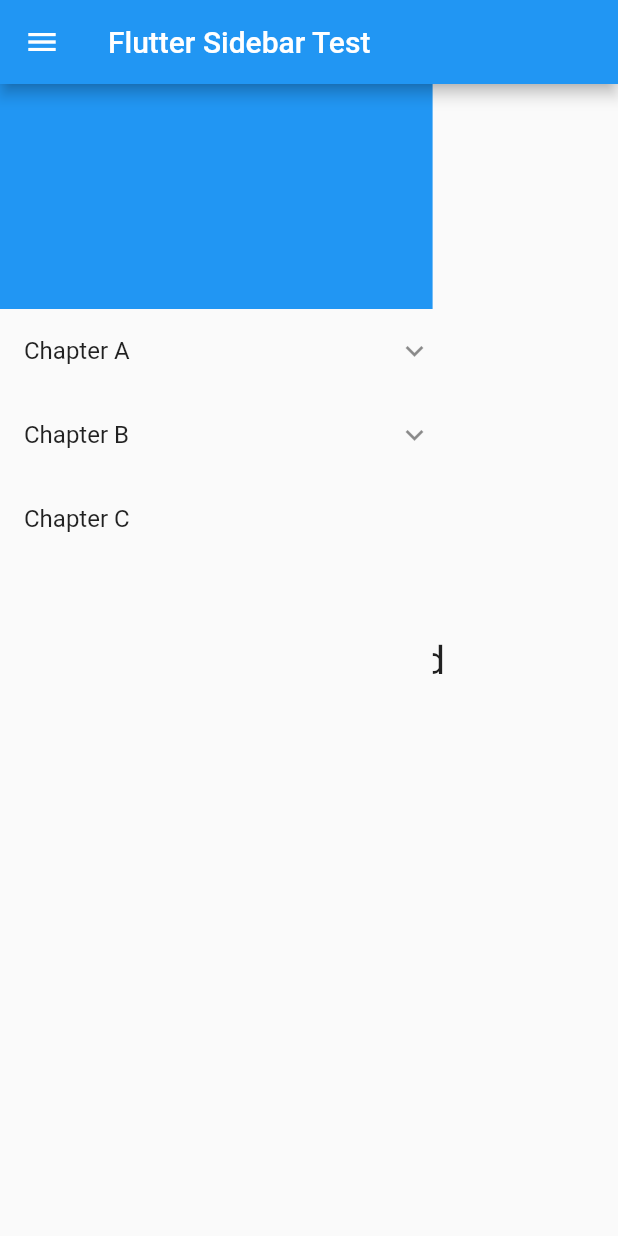
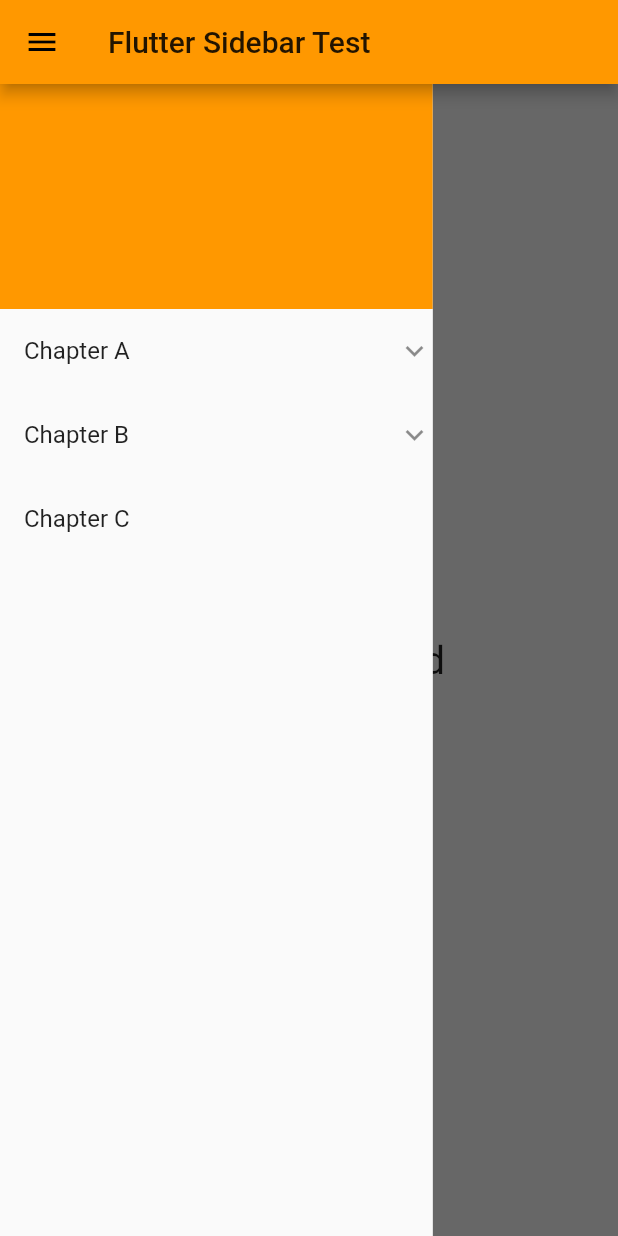
Before and after one commit to tusharsadhwani/flutter_sidebar, a Flutter app: the screen it shows after launch, after a tap on the "menu" icon, on a phone screen of 412 x 824 dp. Run offline on Flutter 3.47's test engine with Material 2 defaults, Android fonts, the phone set to English and light mode, and no system bars.

Commit message:
Update example

```diff
--- a/example/lib/main.dart
+++ b/example/lib/main.dart
@@ -14,7 +14,7 @@ class MyApp extends StatelessWidget {
     return MaterialApp(
       title: title,
       theme: ThemeData(
-        primarySwatch: Colors.blue,
+        primarySwatch: Colors.orange,
         visualDensity: VisualDensity.adaptivePlatformDensity,
       ),
       home: MyHomePage(title: title),
@@ -31,10 +31,13 @@ class MyHomePage extends StatefulWidget {
   _MyHomePageState createState() => _MyHomePageState();
 }
 
-class _MyHomePageState extends State<MyHomePage> {
+class _MyHomePageState extends State<MyHomePage>
+    with SingleTickerProviderStateMixin {
   static const _mobileThreshold = 700.0;
   bool isMobile = false;
   bool sidebarOpen = false;
+
+  AnimationController _animationController;
 
   final List<Map<String, dynamic>> tabData = [
     {
@@ -69,6 +72,9 @@ class _MyHomePageState extends State<MyHomePage> {
   @override
   void initState() {
     super.initState();
+    _animationController =
+        AnimationController(vsync: this, duration: Duration(milliseconds: 300));
+
     Future.delayed(Duration.zero, () {
       final mediaQuery = MediaQuery.of(context);
       setState(() {
@@ -78,9 +84,19 @@ class _MyHomePageState extends State<MyHomePage> {
     });
   }
 
+  @override
+  void dispose() {
+    _animationController.dispose();
+    super.dispose();
+  }
+
   void _toggleSidebar() {
     setState(() {
       sidebarOpen = !sidebarOpen;
+      if (sidebarOpen)
+        _animationController.reverse();
+      else
+        _animationController.forward();
     });
   }
 
@@ -95,9 +111,19 @@ class _MyHomePageState extends State<MyHomePage> {
     );
     final mainContent = Center(
       child: tab != null
-          ? Text(
-              'Selected tab: $tab',
-              style: _textStyle,
+          ? Text.rich(
+              TextSpan(
+                text: 'Selected tab: ',
+                style: _textStyle,
+                children: [
+                  TextSpan(
+                    text: '$tab',
+                    style: _textStyle.copyWith(
+                      fontWeight: FontWeight.bold,
+                    ),
+                  ),
+                ],
+              ),
             )
           : Text(
               'No tab selected',
@@ -111,7 +137,21 @@ class _MyHomePageState extends State<MyHomePage> {
         title: Text(widget.title),
       ),
       body: isMobile
-          ? Stack(children: [mainContent, sidebar])
+          ? Stack(children: [
+              mainContent,
+              if (!sidebarOpen)
+                GestureDetector(
+                  onTap: _toggleSidebar,
+                  child: AnimatedBuilder(
+                    animation: _animationController,
+                    builder: (_, __) => Container(
+                      color: Colors.black.withAlpha(
+                          (150 * _animationController.value).toInt()),
+                    ),
+                  ),
+                ),
+              sidebar,
+            ])
           : Row(
               children: [
                 sidebar,
```
